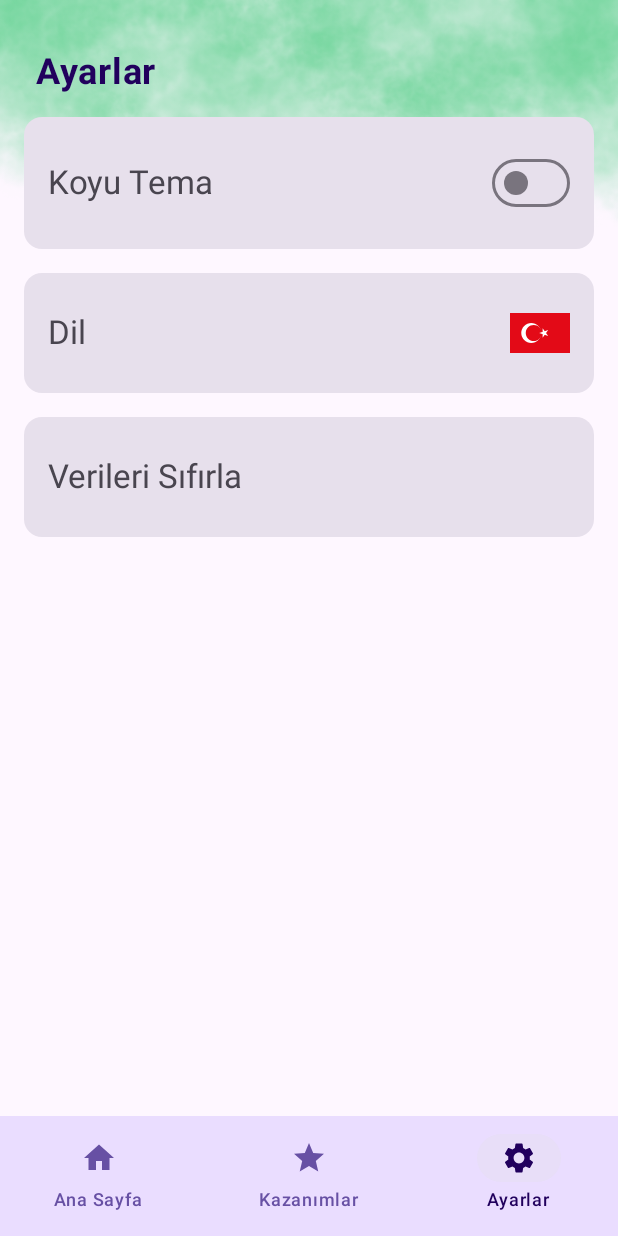
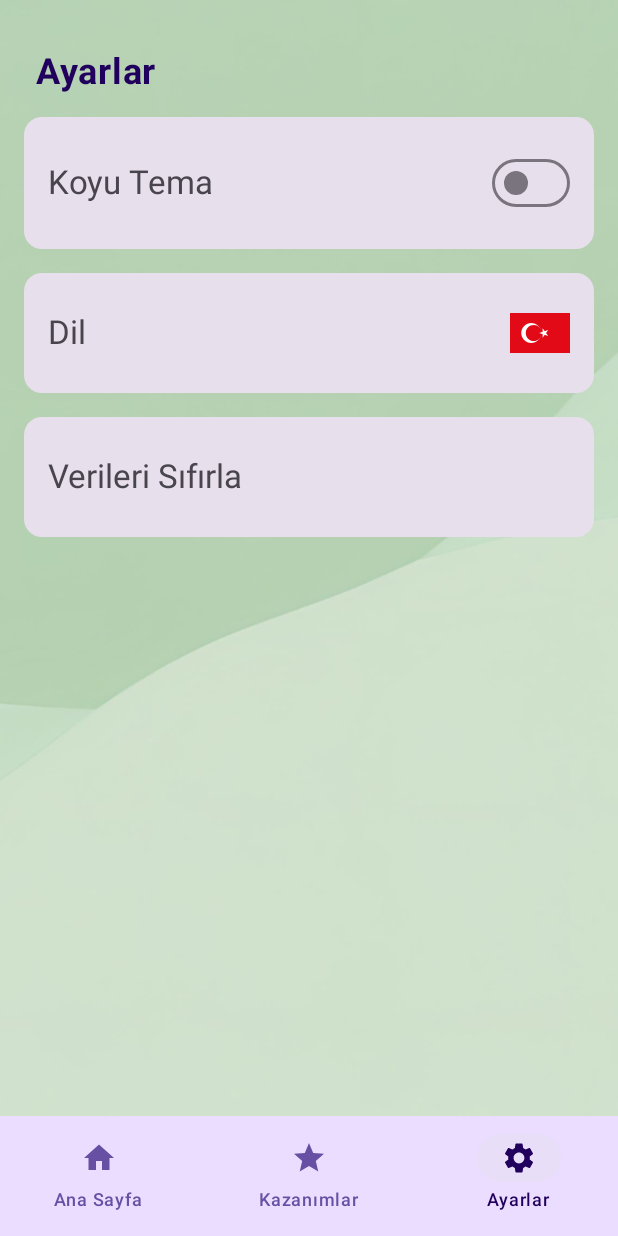
Before and after one commit to htutuncu/NefesAl, an Android app built with Jetpack Compose: the screen it shows after launch (MainActivity), item 3 of the bottom bar chosen, on a phone screen of 412 x 824 dp. Run offline under Robolectric (Android 15) with nearby library versions, the phone set to English and light mode, and no system bars; our stand-ins replace Dagger/Hilt's generated code; 3 statements that could not run were skipped.

Commit message:
New image resources added.

```diff
--- a/app/src/main/java/com/example/nefesal/ui/screens/home/HomeScreen.kt
+++ b/app/src/main/java/com/example/nefesal/ui/screens/home/HomeScreen.kt
@@ -84,6 +84,7 @@ import java.time.format.DateTimeFormatter
 import java.util.Calendar
 import androidx.compose.foundation.lazy.LazyColumn
 import androidx.compose.foundation.lazy.items
+import androidx.compose.material3.Surface
 import androidx.compose.ui.layout.ContentScale
 import androidx.compose.ui.res.painterResource
 
@@ -95,13 +96,15 @@ fun HomeScreen(
 ) {
     var showDatePicker by remember { mutableStateOf(false) }
     val quitDate by viewModel.quitDate.collectAsState()
+    val isDarkMode by viewModel.isDarkMode.collectAsState()
 
-    Scaffold(
-        containerColor = MaterialTheme.colorScheme.surface
+    Surface(
+        modifier = Modifier.fillMaxSize(),
+        color = MaterialTheme.colorScheme.background
     ) {
 
         Image(
-            painter = painterResource(id = R.drawable.foggy),
+            painter = if (isDarkMode) painterResource(id = R.drawable.bg_dark) else painterResource(id = R.drawable.bg_light),
             contentDescription = "foggy",
             modifier = Modifier.fillMaxWidth(),
             contentScale = ContentScale.Crop
@@ -140,6 +143,13 @@ fun HomeScreen(
                         .fillMaxWidth()
                         .padding(vertical = 24.dp),
                     textAlign = TextAlign.Center
+                )
+
+                Image(
+                    painter = painterResource(id = R.drawable.smoke_free),
+                    contentDescription = "free",
+                    modifier = Modifier.fillMaxWidth(),
+                    contentScale = ContentScale.Crop
                 )
             }
 
--- a/app/src/main/java/com/example/nefesal/ui/screens/settings/SettingsScreen.kt
+++ b/app/src/main/java/com/example/nefesal/ui/screens/settings/SettingsScreen.kt
@@ -46,7 +46,7 @@ fun SettingsScreen(
         color = MaterialTheme.colorScheme.background
     ) {
         Image(
-            painter = painterResource(id = R.drawable.foggy),
+            painter = if (isDarkMode) painterResource(id = R.drawable.bg_dark) else painterResource(id = R.drawable.bg_light),
             contentDescription = "foggy",
             modifier = Modifier.fillMaxWidth(),
             contentScale = ContentScale.Crop
```
Also changed, not shown: app/src/main/res/drawable/bg_dark.png (added), app/src/main/res/drawable/bg_light.png (added), app/src/main/res/drawable/smoke_free.png (added).
